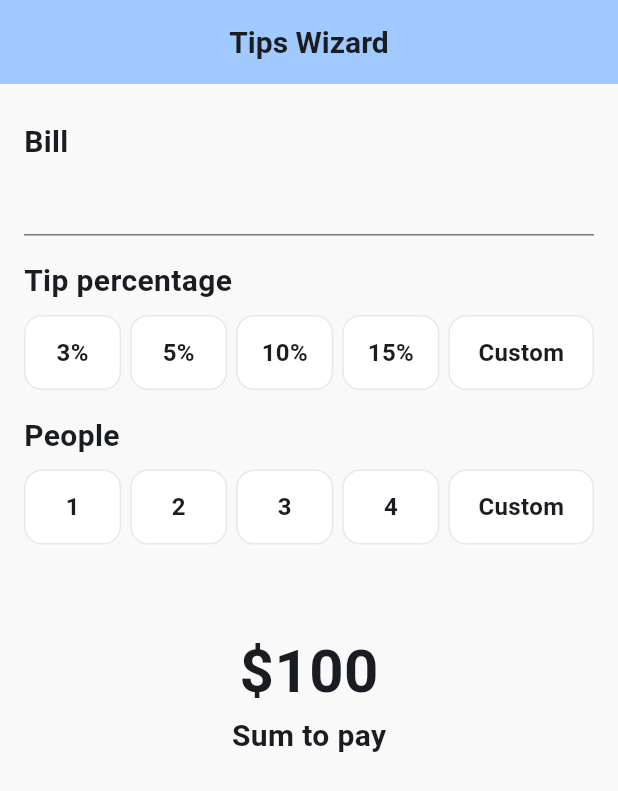
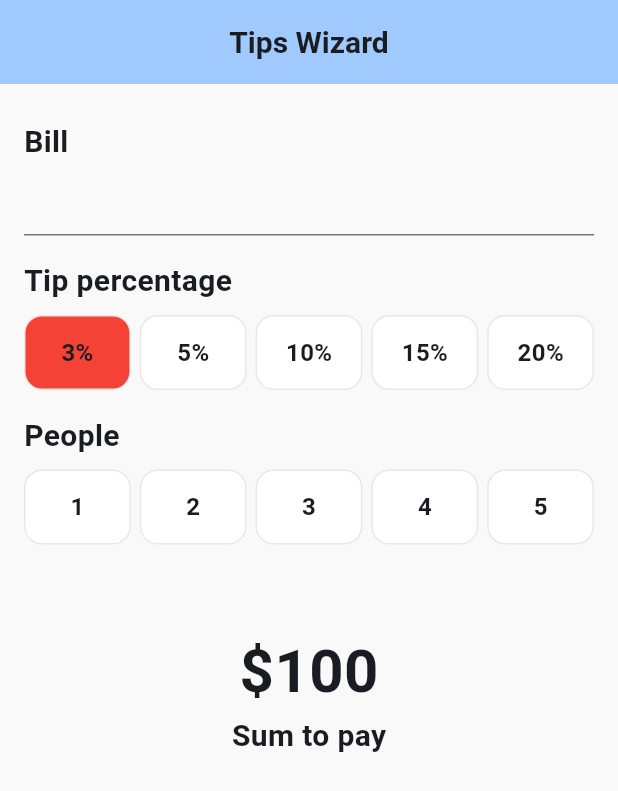
Before and after one commit to fedosovmu/tipwizard, a Flutter app: the screen it shows after launch, after a tap on "3%", on a phone screen of 412 x 824 dp. Shown: the top 791 px of the screen. Run offline on Flutter 3.47's test engine with Material 3 defaults, Android fonts, the light colour scheme and no system bars; our stand-ins replace flutter_riverpod, freezed_annotation.

Commit message:
Make buttons selection

```diff
--- a/lib/features/common/my_button.dart
+++ b/lib/features/common/my_button.dart
@@ -6,10 +6,12 @@ import 'package:tipwizard/features/common/my_pressable_builder.dart';
 class MyButton extends StatelessWidget {
   final VoidCallback onTap;
   final String title;
+  final bool isSelected;
 
   const MyButton({
     required this.onTap,
     required this.title,
+    this.isSelected = false,
     super.key,
   });
 
@@ -26,7 +28,7 @@ class MyButton extends StatelessWidget {
             border: Border.all(
               color: MyColors.grey200,
             ),
-            color: MyColors.white,
+            color: isSelected ? Colors.red : MyColors.white,
           ),
           child: Center(
             child: Text(
--- a/lib/features/common/my_colors.dart
+++ b/lib/features/common/my_colors.dart
@@ -11,5 +11,5 @@ class MyColors {
   static const grey200 = Color(0xFFEBE8E3);
 
   static const blue100 = Color(0xFF);
-  static const blue400 = Color(0xFF);
+  static const blue400 = Color(0xFF5158FF);
 }
--- /dev/null
+++ b/lib/features/common/separator_extension.dart
@@ -0,0 +1,15 @@
+extension SeparatorExtension on List {
+  List<T> separate<T>(T separator) {
+    final newLength = length * 2 - 1;
+    final newList = <T>[];
+    for (var i = 0; i < newLength; i++) {
+      if (i.isEven) {
+        final item = elementAt(i ~/ 2);
+        newList.add(item);
+      } else {
+        newList.add(separator);
+      }
+    }
+    return newList;
+  }
+}
--- a/lib/features/home_page/home_page.dart
+++ b/lib/features/home_page/home_page.dart
@@ -1,9 +1,7 @@
 import 'package:flutter/material.dart';
-import 'package:flutter/services.dart';
-import 'package:tipwizard/features/common/my_button.dart';
 import 'package:tipwizard/features/common/my_fonts.dart';
 import 'package:tipwizard/features/home_page/ui/my_input.dart';
-import 'package:tipwizard/features/puople_buttons/people_buttons.dart';
+import 'package:tipwizard/features/people_buttons/people_buttons.dart';
 import 'package:tipwizard/features/tip_buttons/tip_buttons.dart';
 
 class HomePage extends StatelessWidget {
--- a/lib/features/puople_buttons/people_buttons.dart
+++ b/lib/features/people_buttons/people_buttons.dart
@@ -41,10 +41,10 @@ class PeopleButtons extends StatelessWidget {
         ),
         const SizedBox(width: 6),
         Expanded(
-          flex: 3,
+          flex: 2,
           child: MyButton(
             onTap: () {},
-            title: 'Custom',
+            title: '5',
           ),
         ),
       ],
--- /dev/null
+++ b/lib/features/tip_buttons/logic/tip_buttons_manager.dart
@@ -0,0 +1,18 @@
+import 'package:flutter_riverpod/flutter_riverpod.dart';
+import 'package:tipwizard/features/tip_buttons/logic/tip_buttons_state_holder.dart';
+
+final tipButtonsManagerProvider = Provider(
+  (ref) => TipButtonsManager(
+    ref.watch(tipButtonsStateHolderProvider.notifier),
+  ),
+);
+
+class TipButtonsManager {
+  final TipButtonsStateHolder _tipButtonsStateHolder;
+
+  TipButtonsManager(this._tipButtonsStateHolder);
+
+  void select(int tabIndex) {
+    _tipButtonsStateHolder.selectedTab = tabIndex;
+  }
+}
--- /dev/null
+++ b/lib/features/tip_buttons/logic/tip_buttons_state_holder.dart
@@ -0,0 +1,17 @@
+import 'package:flutter_riverpod/flutter_riverpod.dart';
+import 'package:tipwizard/features/tip_buttons/state/tip_buttons_state.dart';
+
+final tipButtonsStateHolderProvider =
+    StateNotifierProvider<TipButtonsStateHolder, TipButtonsState>(
+  (ref) => TipButtonsStateHolder(),
+);
+
+class TipButtonsStateHolder extends StateNotifier<TipButtonsState> {
+  TipButtonsStateHolder() : super(const TipButtonsState());
+
+  int? get selectedTab => state.selectedTab;
+
+  set selectedTab(int? value) => state = state.copyWith(
+        selectedTab: value,
+      );
+}
--- /dev/null
+++ b/lib/features/tip_buttons/state/tip_buttons_state.dart
@@ -0,0 +1,10 @@
+import 'package:freezed_annotation/freezed_annotation.dart';
+
+part 'tip_buttons_state.freezed.dart';
+
+@freezed
+class TipButtonsState with _$TipButtonsState {
+  const factory TipButtonsState({
+    int? selectedTab,
+  }) = _TipButtonsState;
+}
--- a/lib/features/tip_buttons/tip_buttons.dart
+++ b/lib/features/tip_buttons/tip_buttons.dart
@@ -1,52 +1,32 @@
 import 'package:flutter/material.dart';
+import 'package:flutter_riverpod/flutter_riverpod.dart';
 import 'package:tipwizard/features/common/my_button.dart';
+import 'package:tipwizard/features/common/separator_extension.dart';
+import 'package:tipwizard/features/tip_buttons/logic/tip_buttons_manager.dart';
+import 'package:tipwizard/features/tip_buttons/logic/tip_buttons_state_holder.dart';
 
-class TipButtons extends StatelessWidget {
+class TipButtons extends ConsumerWidget {
   const TipButtons({super.key});
 
+  static const _percents = ['3%', '5%', '10%', '15%', '20%'];
+
   @override
-  Widget build(BuildContext context) {
+  Widget build(BuildContext context, WidgetRef ref) {
+    final tipButtonsManager = ref.watch(tipButtonsManagerProvider);
+    final tipButtonsState = ref.watch(tipButtonsStateHolderProvider);
+    final selectedTap = tipButtonsState.selectedTab;
     return Row(
       children: [
-        Expanded(
-          flex: 2,
-          child: MyButton(
-            onTap: () {},
-            title: '3%',
-          ),
-        ),
-        const SizedBox(width: 6),
-        Expanded(
-          flex: 2,
-          child: MyButton(
-            onTap: () {},
-            title: '5%',
-          ),
-        ),
-        const SizedBox(width: 6),
-        Expanded(
-          flex: 2,
-          child: MyButton(
-            onTap: () {},
-            title: '10%',
-          ),
-        ),
-        const SizedBox(width: 6),
-        Expanded(
-          flex: 2,
-          child: MyButton(
-            onTap: () {},
-            title: '15%',
-          ),
-        ),
-        const SizedBox(width: 6),
-        Expanded(
-          flex: 3,
-          child: MyButton(
-            onTap: () {},
-            title: 'Custom',
-          ),
-        ),
+        ...List.generate(5, (index) {
+          return Expanded(
+            flex: 2,
+            child: MyButton(
+              onTap: () => tipButtonsManager.select(index),
+              title: _percents[index],
+              isSelected: selectedTap == index,
+            ),
+          );
+        }).separate<Widget>(const SizedBox(width: 6)),
       ],
     );
   }
--- a/lib/main.dart
+++ b/lib/main.dart
@@ -1,4 +1,5 @@
 import 'package:flutter/material.dart';
+import 'package:flutter_riverpod/flutter_riverpod.dart';
 import 'package:tipwizard/features/common/my_colors.dart';
 import 'package:tipwizard/features/home_page/home_page.dart';
 
@@ -11,7 +12,8 @@ class MyApp extends StatelessWidget {
 
   @override
   Widget build(BuildContext context) {
-    return MaterialApp(
+    return ProviderScope(
+      child: MaterialApp(
         title: 'Flutter Demo',
         theme: ThemeData(
           colorScheme: ColorScheme.fromSeed(
@@ -22,6 +24,7 @@ class MyApp extends StatelessWidget {
         ),
         debugShowCheckedModeBanner: false,
         home: const HomePage(),
+      ),
     );
   }
 }
```
Also changed, not shown: lib/features/tip_buttons/state/tip_buttons_state.freezed.dart (added), 2 other files. Lines whose indentation alone changed are shown as unchanged.
